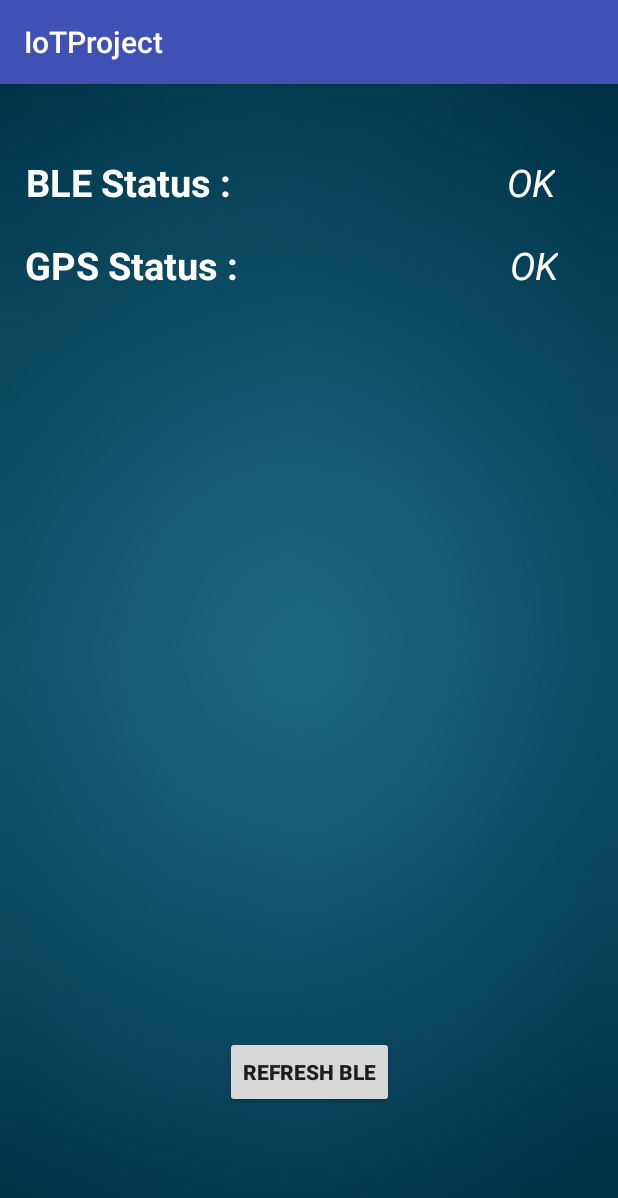
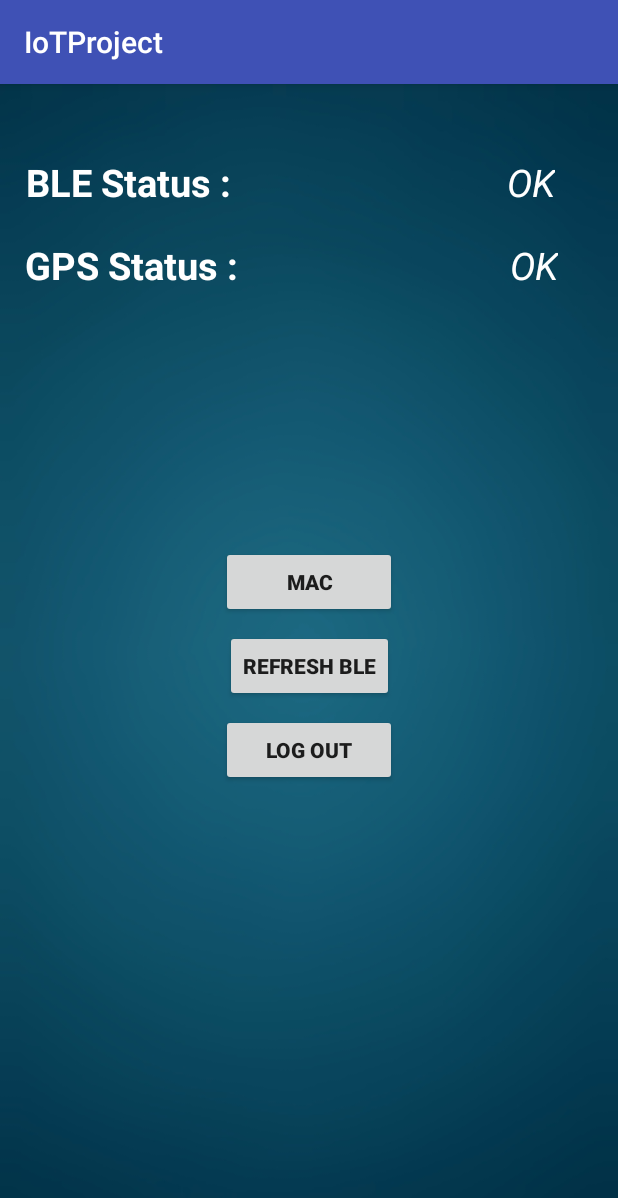
Before and after one commit to anestis27/IotProject, an Android app: the screen it shows after launch once a user with an empty profile is signed in (MainActivity), on a phone screen of 412 x 824 dp. Shown: the top 1198 px of the screen. Run offline under Robolectric (Android 15) with nearby library versions, the phone set to English and light mode, and no system bars; our stand-ins replace Firebase (no records; nobody signed in at launch, a user with empty details on screens opened directly); libraries missing offline, so code that uses them is left out: com.clj.fastble; 4 statements that could not run were skipped.

Commit message:
Editable MAC, Log out
Editable MAC, Log out

```diff
--- a/IoTProject/app/src/main/java/com/example/orion/iotproject/MainActivity.java
+++ b/IoTProject/app/src/main/java/com/example/orion/iotproject/MainActivity.java
@@ -1,35 +1,44 @@
 package com.example.orion.iotproject;
 
 import android.bluetooth.BluetoothGatt;
+import android.content.Context;
+import android.content.DialogInterface;
+import android.content.Intent;
 import android.os.Bundle;
+import android.support.v7.app.AlertDialog;
 import android.support.v7.app.AppCompatActivity;
 import android.util.Log;
+import android.view.LayoutInflater;
 import android.view.View;
 import android.widget.Button;
+import android.widget.EditText;
 import android.widget.TextView;
 import android.widget.Toast;
 
 import com.clj.fastble.BleManager;
 import com.clj.fastble.callback.BleGattCallback;
 import com.clj.fastble.callback.BleNotifyCallback;
+import com.clj.fastble.callback.BleScanCallback;
 import com.clj.fastble.data.BleDevice;
 import com.clj.fastble.exception.BleException;
+import com.google.firebase.auth.FirebaseAuth;
 import com.google.firebase.database.DatabaseReference;
 import com.google.firebase.database.FirebaseDatabase;
 
 import java.text.DecimalFormat;
+import java.util.List;
 
 
 public class MainActivity extends AppCompatActivity {
 
-    private TextView bleTextView,gpsTextView;
-    private Button refreshbleButton;
+    private TextView bleTextView, gpsTextView;
+    private Button refreshbleButton, macButton, logoutButton;
     private static final String TAG = "THEMAIN";
     private static final String servUUID = "0000fff0-0000-1000-8000-00805f9b34fb";
     private static final String readUUID = "0000fff4-0000-1000-8000-00805f9b34fb";
-    private final String MAC = "00:80:98:BC:9B:2E";
+    private String MAC = "00:80:98:BC:9B:2E";
     private BleDevice myDevice;
-
+    final Context context = this;
 
 
     @Override
@@ -43,24 +52,80 @@ public class MainActivity extends AppCompatActivity {
         BleManager.getInstance()
                 .setReConnectCount(1, 5000)
                 .setOperateTimeout(10000);
+
         Connect();
     }
-
 
     private void init() {
         bleTextView = (TextView) findViewById(R.id.t3);
         gpsTextView = (TextView) findViewById(R.id.t1);
+        macButton = (Button) findViewById(R.id.macbutton);
         refreshbleButton = (Button) findViewById(R.id.blerefreshButton);
+        logoutButton = (Button) findViewById(R.id.logoutbutton);
         refreshbleButton.setOnClickListener(new View.OnClickListener() {
             @Override
             public void onClick(View v) {
                 Connect();
             }
         });
+        macButton.setOnClickListener(new View.OnClickListener() {
+            @Override
+            public void onClick(View v) {
+                // get prompts.xml view
+                LayoutInflater li = LayoutInflater.from(context);
+                View promptsView = li.inflate(R.layout.prompts, null);
+
+                AlertDialog.Builder alertDialogBuilder = new AlertDialog.Builder(
+                        context);
+
+                // set prompts.xml to alertdialog builder
+                alertDialogBuilder.setView(promptsView);
+
+                final EditText userInput = (EditText) promptsView
+                        .findViewById(R.id.editTextDialogUserInput);
+                userInput.setText(MAC);
+                // set dialog message
+                alertDialogBuilder
+                        .setCancelable(false)
+                        .setPositiveButton("OK",
+                                new DialogInterface.OnClickListener() {
+                                    public void onClick(DialogInterface dialog, int id) {
+                                        // get user input and set it to result
+                                        // edit text
+
+                                        MAC = userInput.getText().toString();
+                                    }
+                                })
+                        .setNegativeButton("Cancel",
+                                new DialogInterface.OnClickListener() {
+                                    public void onClick(DialogInterface dialog, int id) {
+                                        MAC = "00:80:98:BC:9B:2E";
+                                        dialog.cancel();
+                                    }
+                                });
+
+                // create alert dialog
+                AlertDialog alertDialog = alertDialogBuilder.create();
+
+                // show it
+                alertDialog.show();
+            }
+        });
+
+        logoutButton.setOnClickListener(new View.OnClickListener() {
+            @Override
+            public void onClick(View v) {
+                FirebaseAuth mAuth;
+                mAuth = FirebaseAuth.getInstance();
+                mAuth.signOut();
+                updateUI();
+            }
+        });
     }
 
 
     private void Connect() {
+        try {
             BleManager.getInstance().connect(MAC, new BleGattCallback() {
                 @Override
                 public void onStartConnect() {
@@ -88,6 +153,9 @@ public class MainActivity extends AppCompatActivity {
                     bleTextView.setText(R.string.problem);
                 }
             });
+        } catch (Exception e) {
+            Toast.makeText(MainActivity.this, "Problem. Please check the MAC.", Toast.LENGTH_LONG).show();
+        }
     }
 
     private void Read() {
@@ -124,25 +192,25 @@ public class MainActivity extends AppCompatActivity {
                         runOnUiThread(new Runnable() {
                             @Override
                             public void run() {
-                                String str="",d="";
+                                String str = "", d = "";
                                 try {
                                     str = new String(data, "UTF-8");
-                                    if(str.contains("e")){
+                                    if (str.contains("e")) {
                                         gpsTextView.setText(R.string.problem);
-                                        Log.d(TAG, "GPS problem" );
+                                        Log.d(TAG, "GPS problem");
                                         return;
                                     }
-                                    String lat,lon;
+                                    String lat, lon;
                                     int eq = str.indexOf('=');
-                                    lat =  str.substring(0,eq);
-                                    lon = str.substring(eq+1);//xoris to =
+                                    lat = str.substring(0, eq);
+                                    lon = str.substring(eq + 1);//xoris to =
 
                                     DecimalFormat df = new DecimalFormat("#.######");
-                                    lat = Double.valueOf(df.format(Double.parseDouble(lat)))+""; // rounding the numbers (restoring to the original number)
-                                    lon = Double.valueOf(df.format(Double.parseDouble(lon)))+""; // rounding the numbers (restoring to the original number)
-                                    Log.d(TAG, lat +"   "+ lon );
+                                    lat = Double.valueOf(df.format(Double.parseDouble(lat))) + ""; // rounding the numbers (restoring to the original number)
+                                    lon = Double.valueOf(df.format(Double.parseDouble(lon))) + ""; // rounding the numbers (restoring to the original number)
+                                    Log.d(TAG, lat + "   " + lon);
                                     gpsTextView.setText(R.string.ok);
-                                    FireBaseClass.addToDataBase(lat,lon);
+                                    FireBaseClass.addToDataBase(lat, lon);
 
                                 } catch (Exception e) {
                                     e.printStackTrace();
@@ -166,5 +234,11 @@ public class MainActivity extends AppCompatActivity {
         BleManager.getInstance().destroy();
     }
 
+    private void updateUI() {
+        Toast.makeText(MainActivity.this, "Your are Logged out", Toast.LENGTH_LONG).show();
+        Intent intent = new Intent(MainActivity.this, LogInActivity.class);
+        startActivity(intent);
+        finish();
+    }
 
 }
--- a/IoTProject/app/src/main/res/layout/activity_main.xml
+++ b/IoTProject/app/src/main/res/layout/activity_main.xml
@@ -70,18 +70,45 @@
 
     <Button
         android:id="@+id/blerefreshButton"
+        android:layout_width="wrap_content"
+        android:layout_height="wrap_content"
+        android:layout_marginEnd="8dp"
+        android:layout_marginStart="8dp"
+        android:layout_marginTop="8dp"
+        android:text="@string/refresh_ble"
         android:textStyle="bold"
-        android:layout_width="wrap_content"
+        app:layout_constraintEnd_toEndOf="parent"
+        app:layout_constraintStart_toStartOf="parent"
+        app:layout_constraintTop_toBottomOf="@+id/macbutton" />
+
+    <Button
+        android:id="@+id/macbutton"
+        android:layout_width="117dp"
+        android:layout_height="wrap_content"
+        android:layout_marginEnd="8dp"
+        android:layout_marginStart="8dp"
+        android:layout_marginTop="308dp"
+        android:text="Mac"
+        android:textStyle="bold"
+        app:layout_constraintEnd_toEndOf="parent"
+        app:layout_constraintHorizontal_bias="0.501"
+        app:layout_constraintStart_toStartOf="parent"
+        app:layout_constraintTop_toTopOf="parent" />
+
+    <Button
+        android:id="@+id/logoutbutton"
+        android:layout_width="117dp"
         android:layout_height="wrap_content"
         android:layout_marginBottom="8dp"
         android:layout_marginEnd="8dp"
         android:layout_marginStart="8dp"
         android:layout_marginTop="8dp"
-        android:text="@string/refresh_ble"
+        android:text="Log Out"
+        android:textStyle="bold"
         app:layout_constraintBottom_toBottomOf="parent"
         app:layout_constraintEnd_toEndOf="parent"
         app:layout_constraintStart_toStartOf="parent"
-        app:layout_constraintTop_toTopOf="parent"
-        app:layout_constraintVertical_bias="0.89" />
+        app:layout_constraintTop_toBottomOf="@+id/blerefreshButton"
+        app:layout_constraintVertical_bias="0.0" />
 
 </android.support.constraint.ConstraintLayout>
```
Also changed, not shown: IoTProject/app/src/main/res/layout/listitem_device.xml (deleted, +0 -14 lines), IoTProject/app/src/main/res/layout/prompts.xml (added, +25 -0 lines), 1 other file. Lines whose indentation alone changed are shown as unchanged.
